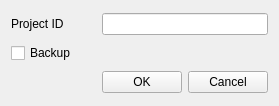
Above: lib/rapuma/dialog/menu_project_remove_dlg.ui from sillsdev/rapuma before the change. Below: the same form after it.
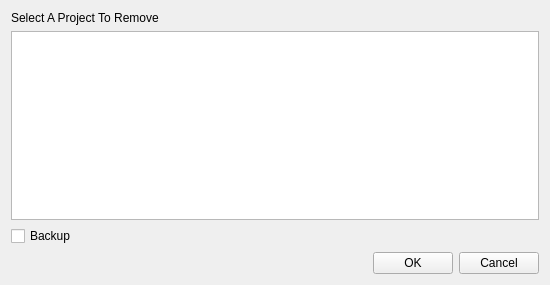
That is the form after the change.

Commit message: Work on project dialogs - testing

Diff of the .ui file:
```diff
--- a/lib/rapuma/dialog/menu_project_remove_dlg.ui
+++ b/lib/rapuma/dialog/menu_project_remove_dlg.ui
@@ -6,15 +6,39 @@
    <rect>
     <x>0</x>
     <y>0</y>
-    <width>279</width>
-    <height>106</height>
+    <width>550</width>
+    <height>285</height>
    </rect>
   </property>
   <property name="windowTitle">
    <string>Rapuma - Remove Project</string>
   </property>
   <layout class="QGridLayout" name="gridLayout">
+   <item row="0" column="0">
+    <widget class="QLabel" name="labelRemoveProject">
+     <property name="text">
+      <string>Select A Project To Remove</string>
+     </property>
+    </widget>
+   </item>
+   <item row="1" column="0" colspan="3">
+    <widget class="QListWidget" name="listWidgetProjects">
+     <property name="toolTip">
+      <string>Select a project to remove</string>
+     </property>
+    </widget>
+   </item>
    <item row="2" column="0">
+    <widget class="QCheckBox" name="checkBoxBackup">
+     <property name="toolTip">
+      <string>Create a backup of the project before removing it</string>
+     </property>
+     <property name="text">
+      <string>Backup</string>
+     </property>
+    </widget>
+   </item>
+   <item row="3" column="0">
     <spacer name="horizontalSpacer">
      <property name="orientation">
       <enum>Qt::Horizontal</enum>
@@ -27,7 +51,7 @@
      </property>
     </spacer>
    </item>
-   <item row="2" column="1">
+   <item row="3" column="1">
     <widget class="QPushButton" name="pushButtonOk">
      <property name="toolTip">
       <string>Remove a selected project</string>
@@ -37,37 +61,13 @@
      </property>
     </widget>
    </item>
-   <item row="2" column="2">
+   <item row="3" column="2">
     <widget class="QPushButton" name="pushButtonCancel">
      <property name="text">
       <string>Cancel</string>
      </property>
     </widget>
    </item>
-   <item row="0" column="0">
-    <widget class="QLabel" name="labelPid">
-     <property name="text">
-      <string>Project ID</string>
-     </property>
-    </widget>
-   </item>
-   <item row="1" column="0">
-    <widget class="QCheckBox" name="checkBoxBackup">
-     <property name="toolTip">
-      <string>Create a backup of the project before removing it</string>
-     </property>
-     <property name="text">
-      <string>Backup</string>
-     </property>
-    </widget>
-   </item>
-   <item row="0" column="1" colspan="2">
-    <widget class="QLineEdit" name="lineEditPid">
-     <property name="toolTip">
-      <string>ID of the project to be removed</string>
-     </property>
-    </widget>
-   </item>
   </layout>
  </widget>
  <resources/>
```
Left out of the diff: 36 changed lines with no effect on the pictures. The commit also changes 21 other files.
